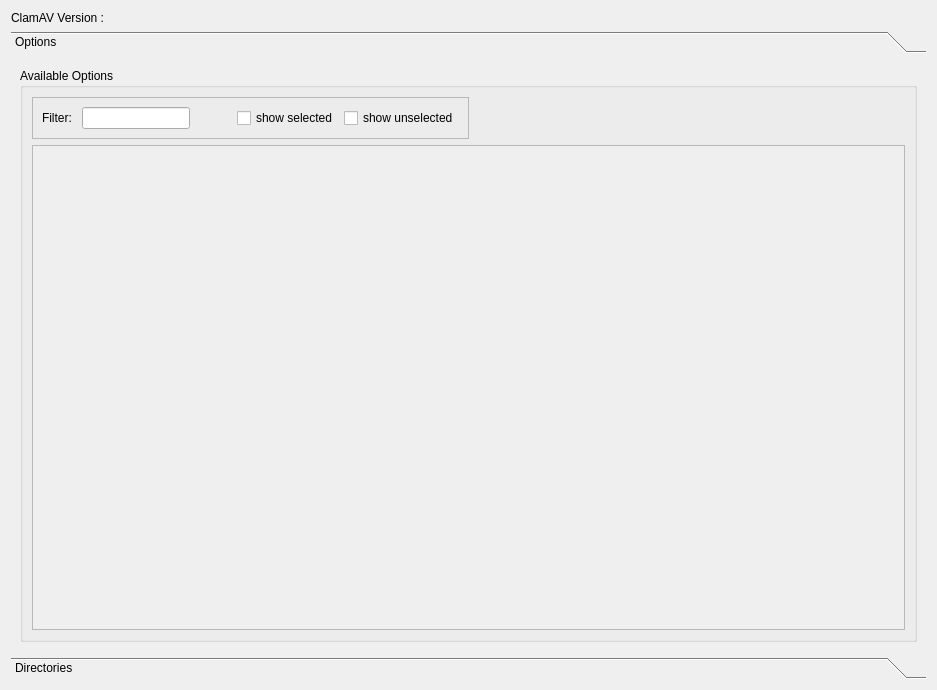
Old version of the form ui/optionsdialog.ui in the repository robinking623/clamav-gui.
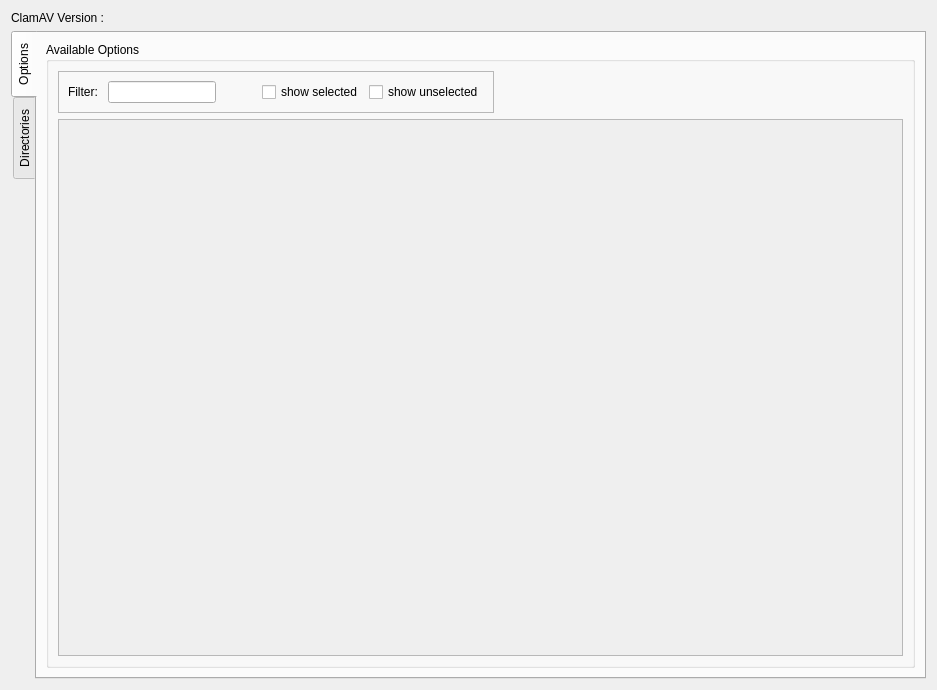
New version of the form. Icons and pictures are not drawn.

The edit to the form file:
```diff
--- a/ui/optionsdialog.ui
+++ b/ui/optionsdialog.ui
@@ -25,24 +25,19 @@
     </widget>
    </item>
    <item>
-    <widget class="QToolBox" name="tabWidget">
+    <widget class="QTabWidget" name="tabWidget">
+     <property name="tabPosition">
+      <enum>QTabWidget::TabPosition::West</enum>
+     </property>
      <property name="currentIndex">
       <number>0</number>
      </property>
-     <widget class="QWidget" name="page">
-      <property name="geometry">
-       <rect>
-        <x>0</x>
-        <y>0</y>
-        <width>919</width>
-        <height>590</height>
-       </rect>
-      </property>
+     <widget class="QWidget" name="tabWidgetPage1_2">
       <attribute name="icon">
        <iconset resource="../resources.qrc">
         <normaloff>:/icons/icons/homefolder.png</normaloff>:/icons/icons/homefolder.png</iconset>
       </attribute>
-      <attribute name="label">
+      <attribute name="title">
        <string>Options</string>
       </attribute>
       <layout class="QVBoxLayout" name="verticalLayout_5">
@@ -132,8 +127,8 @@
               <rect>
                <x>0</x>
                <y>0</y>
-               <width>875</width>
-               <height>475</height>
+               <width>845</width>
+               <height>531</height>
               </rect>
              </property>
              <layout class="QHBoxLayout" name="horizontalLayout_10">
@@ -213,7 +208,7 @@
        <iconset resource="../resources.qrc">
         <normaloff>:/icons/icons/directories.png</normaloff>:/icons/icons/directories.png</iconset>
       </attribute>
-      <attribute name="label">
+      <attribute name="title">
        <string>Directories</string>
       </attribute>
       <layout class="QVBoxLayout" name="verticalLayout_3">
```
Left out of the diff: 284 changed lines with no effect on the pictures.
